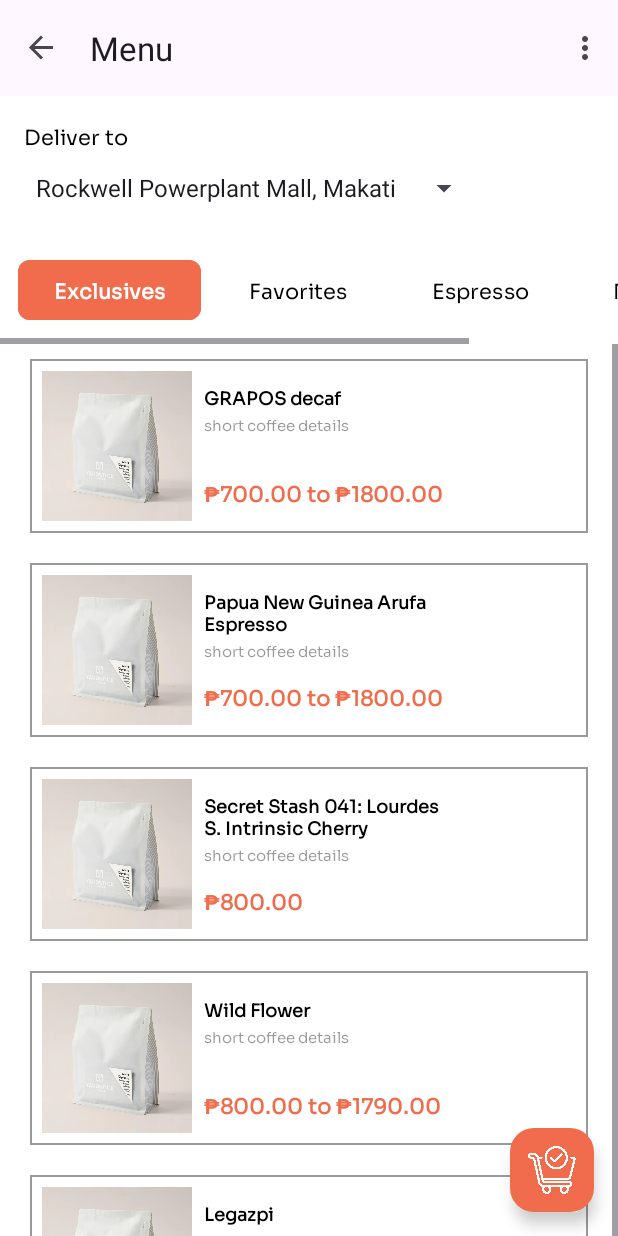
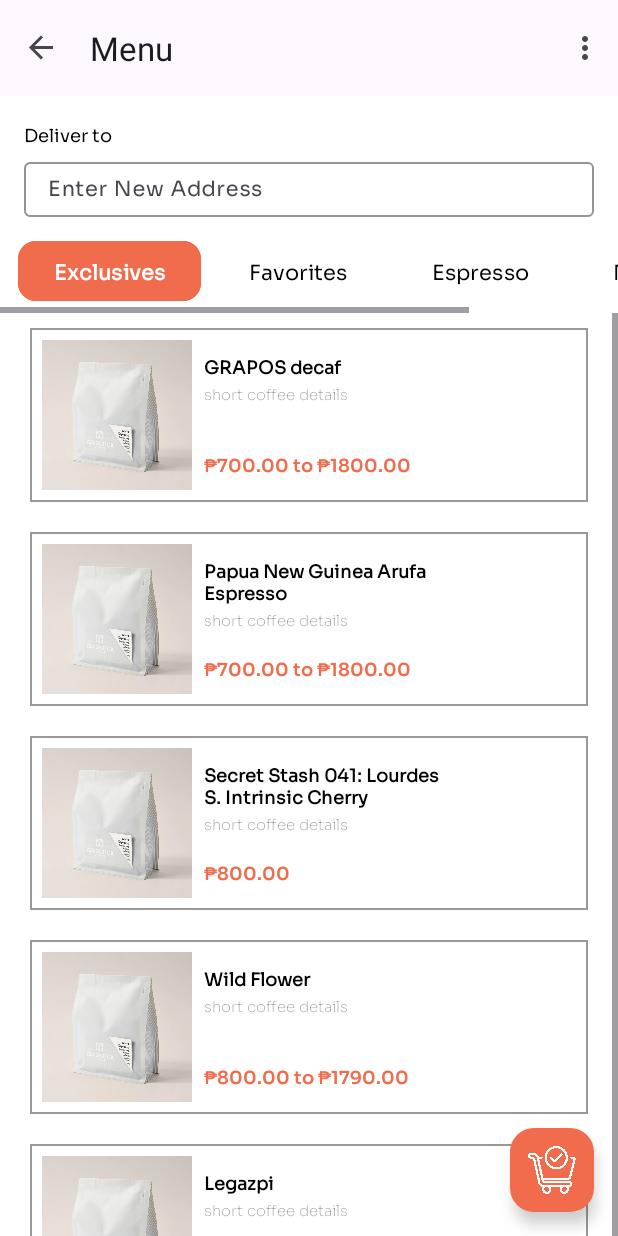
Before and after one commit to donnielle-andres/MOBDEVE-MCO, an Android app: the MenuFragment screen opened through its navigation route, on a phone screen of 412 x 824 dp. Run offline under Robolectric (Android 15) with nearby library versions, the phone set to English and light mode, and no system bars; our stand-ins replace navigation-ui.

Commit message:
fix: address input and styling

```diff
--- a/MCO/app/src/main/java/com/mobdeve/s11/mco/MenuFragment.kt
+++ b/MCO/app/src/main/java/com/mobdeve/s11/mco/MenuFragment.kt
@@ -30,23 +30,23 @@ class MenuFragment : Fragment() {
         savedInstanceState: Bundle?
     ): View? {
         _binding = FragmentMenuBinding.inflate(inflater, container, false)
-        val locations = resources.getStringArray(R.array.locations)
-        val spinner = binding.spinnerLocations
-        val adapter = ArrayAdapter(requireContext(), android.R.layout.simple_spinner_dropdown_item, locations)
-
-        spinner.adapter = adapter
-
-        spinner.onItemSelectedListener = object : AdapterView.OnItemSelectedListener {
-            override fun onItemSelected(parent: AdapterView<*>, view: View?, position: Int, id: Long) {
-                // Handle item selection here
-                val selectedItem = locations[position]
-                // You can perform actions based on the selected item here
-            }
-
-            override fun onNothingSelected(parent: AdapterView<*>) {
-                // Handle nothing selected here
-            }
-        }
+//        val locations = resources.getStringArray(R.array.locations)
+//        val spinner = binding.spinnerLocations
+//        val adapter = ArrayAdapter(requireContext(), android.R.layout.simple_spinner_dropdown_item, locations)
+//
+//        spinner.adapter = adapter
+//
+//        spinner.onItemSelectedListener = object : AdapterView.OnItemSelectedListener {
+//            override fun onItemSelected(parent: AdapterView<*>, view: View?, position: Int, id: Long) {
+//                // Handle item selection here
+//                val selectedItem = locations[position]
+//                // You can perform actions based on the selected item here
+//            }
+//
+//            override fun onNothingSelected(parent: AdapterView<*>) {
+//                // Handle nothing selected here
+//            }
+//        }
 
         return binding.root
     }
--- a/MCO/app/src/main/res/layout/fragment_menu.xml
+++ b/MCO/app/src/main/res/layout/fragment_menu.xml
@@ -11,6 +11,9 @@
         android:id="@+id/linearLayout"
         android:layout_width="match_parent"
         android:layout_height="wrap_content"
+        android:layout_marginStart="16dp"
+        android:layout_marginTop="16dp"
+        android:layout_marginEnd="16dp"
         android:orientation="vertical"
         app:layout_constraintEnd_toEndOf="parent"
         app:layout_constraintHorizontal_bias="0.0"
@@ -21,34 +24,53 @@
             android:id="@+id/deliverTo"
             android:layout_width="wrap_content"
             android:layout_height="wrap_content"
-            android:layout_marginStart="16dp"
-            android:layout_marginTop="16dp"
+            android:layout_marginBottom="4dp"
             android:fontFamily="@font/sora"
             android:text="@string/deliverTo"
             android:textAlignment="viewStart"
-            android:textColor="@color/black" />
+            android:textColor="@color/black"
+            android:textSize="12sp" />
 
-        <Spinner
-            android:id="@+id/spinnerLocations"
-            android:layout_width="wrap_content"
-            android:layout_height="wrap_content"
-            android:layout_marginStart="16dp"
-            android:layout_marginBottom="16dp"
-            android:dropDownWidth="wrap_content"
-            android:entries="@array/locations"
-            android:spinnerMode="dropdown"
-            android:theme="@style/SpinnerTheme" />
+        <com.google.android.material.textfield.TextInputLayout
+            android:layout_width="match_parent"
+            android:layout_height="match_parent"
+            android:hint="@string/enterAddress"
+            app:boxStrokeColor="@color/black40"
+            app:hintTextColor="@color/black40">
+
+            <com.google.android.material.textfield.TextInputEditText
+                android:layout_width="match_parent"
+                android:layout_height="wrap_content"
+                android:fontFamily="@font/sora"
+                android:padding="8dp"
+                android:textColor="@color/black40"
+                android:textColorHighlight="@color/orange"
+                android:textColorHint="@color/black40"
+                android:textSize="14sp" />
+        </com.google.android.material.textfield.TextInputLayout>
+
+        <!--        <Spinner-->
+        <!--            android:id="@+id/spinnerLocations"-->
+        <!--            android:layout_width="wrap_content"-->
+        <!--            android:layout_height="wrap_content"-->
+        <!--            android:layout_marginStart="16dp"-->
+        <!--            android:layout_marginBottom="16dp"-->
+        <!--            android:dropDownWidth="wrap_content"-->
+        <!--            android:entries="@array/locations"-->
+        <!--            android:spinnerMode="dropdown"-->
+        <!--            android:theme="@style/SpinnerTheme" />-->
     </LinearLayout>
 
     <HorizontalScrollView
         android:id="@+id/scrollView2"
         android:layout_width="match_parent"
-        android:layout_height="64dp"
+        android:layout_height="wrap_content"
+        android:layout_marginTop="8dp"
+        android:fillViewport="true"
         android:orientation="horizontal"
-        android:fillViewport="true"
         app:layout_constraintEnd_toEndOf="parent"
         app:layout_constraintStart_toStartOf="parent"
-        app:layout_constraintTop_toBottomOf="@+id/linearLayout" >
+        app:layout_constraintTop_toBottomOf="@+id/linearLayout">
 
         <LinearLayout
             android:id="@+id/linearLayout2"
@@ -70,8 +92,9 @@
                 android:fontFamily="@font/sora"
                 android:text="Exclusives"
                 android:textColor="@color/white"
+                android:textSize="14sp"
                 android:textStyle="bold"
-                app:cornerRadius="8dp" />
+                app:cornerRadius="12dp" />
 
             <Button
                 android:id="@+id/button2"
@@ -83,7 +106,8 @@
                 android:fontFamily="@font/sora"
                 android:text="Favorites"
                 android:textColor="@color/black"
-                app:cornerRadius="8dp" />
+                android:textSize="14sp"
+                app:cornerRadius="12dp" />
 
             <Button
                 android:id="@+id/button3"
@@ -95,7 +119,8 @@
                 android:fontFamily="@font/sora"
                 android:text="Espresso"
                 android:textColor="@color/black"
-                app:cornerRadius="8dp" />
+                android:textSize="14sp"
+                app:cornerRadius="12dp" />
 
             <Button
                 android:id="@+id/button4"
@@ -107,7 +132,8 @@
                 android:fontFamily="@font/sora"
                 android:text="Non-Caffeine"
                 android:textColor="@color/black"
-                app:cornerRadius="8dp" />
+                android:textSize="14sp"
+                app:cornerRadius="12dp" />
         </LinearLayout>
     </HorizontalScrollView>
 
@@ -115,9 +141,9 @@
         android:id="@+id/recycler_view"
         android:layout_width="match_parent"
         android:layout_height="wrap_content"
-        android:paddingBottom="32dp"
         android:scrollbars="vertical"
         app:layoutManager="LinearLayoutManager"
+        app:layout_constraintEnd_toEndOf="parent"
         app:layout_constraintStart_toStartOf="@id/menu_parent"
         app:layout_constraintTop_toBottomOf="@+id/scrollView2" />
 
--- a/MCO/app/src/main/res/layout/menu_item.xml
+++ b/MCO/app/src/main/res/layout/menu_item.xml
@@ -34,7 +34,7 @@
         android:layout_width="160dp"
         android:layout_height="wrap_content"
         android:layout_marginTop="1dp"
-        android:fontFamily="@font/sora"
+        android:fontFamily="@font/sora_extralight"
         android:gravity="center"
         android:text="short coffee details"
         android:textAlignment="viewStart"
@@ -49,13 +49,12 @@
         android:layout_height="wrap_content"
         android:layout_marginStart="8dp"
         android:layout_marginBottom="8dp"
-        android:fontFamily="@font/sora"
+        android:fontFamily="@font/sora_semibold"
         android:gravity="center"
         android:text="P700-P1700"
         android:textAlignment="viewStart"
         android:textColor="@color/orange"
-        android:textSize="14sp"
-        android:textStyle="bold"
+        android:textSize="12sp"
         app:layout_constraintBottom_toBottomOf="@+id/menu_item_photo"
         app:layout_constraintStart_toEndOf="@+id/menu_item_photo" />
 
--- a/MCO/app/src/main/res/values/strings.xml
+++ b/MCO/app/src/main/res/values/strings.xml
@@ -8,6 +8,7 @@
     <string name="next">Next</string>
     <string name="previous">Previous</string>
     <string name="deliverTo">Deliver to</string>
+    <string name="enterAddress">Enter New Address</string>
 
     <string name="lorem_ipsum">
         Lorem ipsum dolor sit amet, consectetur adipiscing elit. Nam in scelerisque sem. Mauris
```
